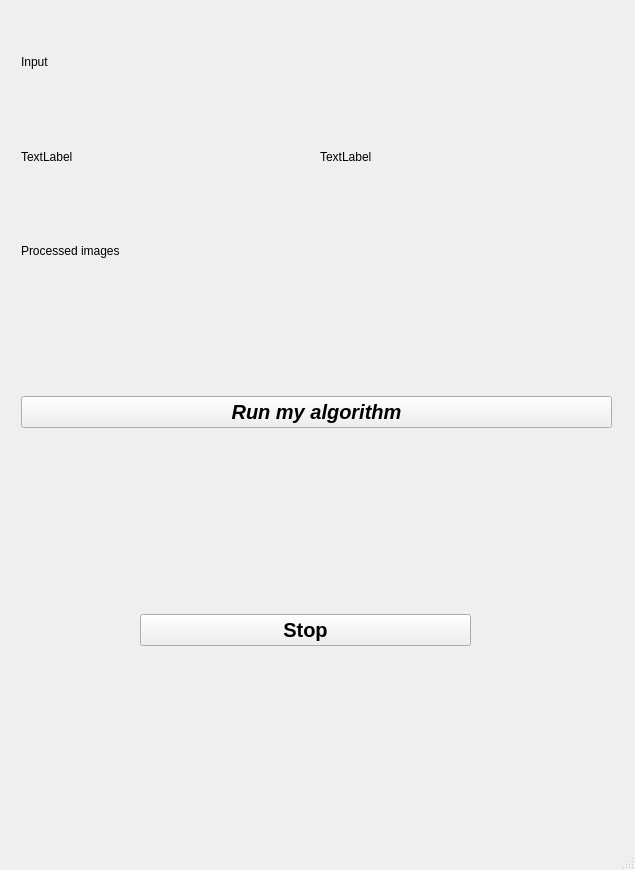
Before: the Qt Designer form src/follow_line/gui/3d_reconstructrionui.ui in JdeRobot/RoboticsAcademy, drawn with Qt 5.
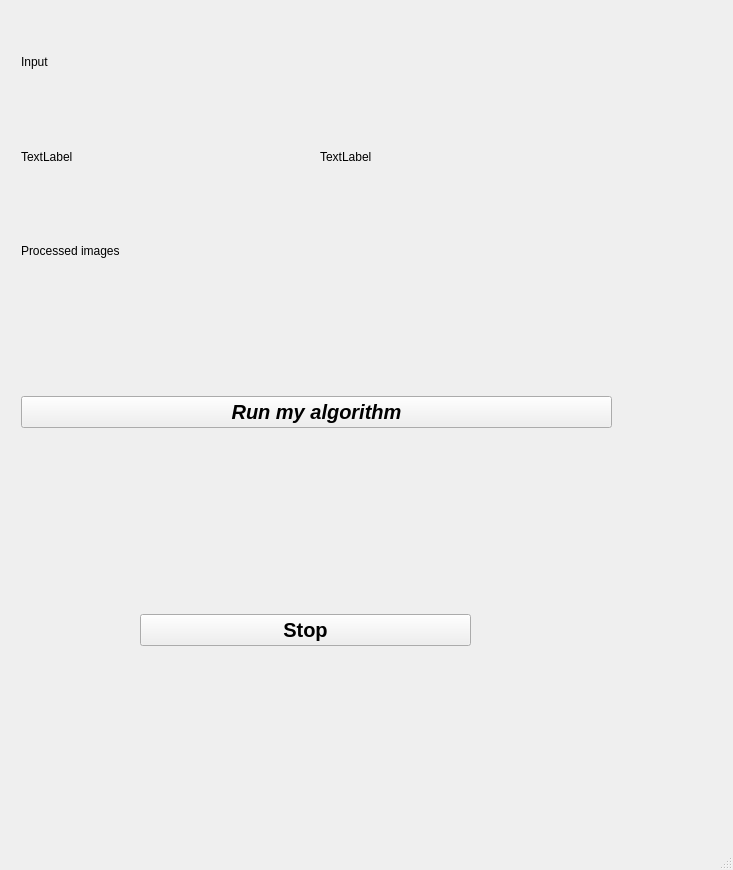
After: the same form once the commit is applied. Icons and pictures are not drawn.

The edit to the form file:
```diff
--- a/src/follow_line/gui/3d_reconstructrionui.ui
+++ b/src/follow_line/gui/3d_reconstructrionui.ui
@@ -6,7 +6,7 @@
    <rect>
     <x>0</x>
     <y>0</y>
-    <width>635</width>
+    <width>733</width>
     <height>870</height>
    </rect>
   </property>
@@ -14,7 +14,7 @@
    <string>MainWindow</string>
   </property>
   <widget class="QWidget" name="centralwidget">
-   <widget class="QWidget" name="">
+   <widget class="QWidget" name="layoutWidget">
     <property name="geometry">
      <rect>
       <x>21</x>
@@ -91,7 +91,7 @@
      </item>
     </layout>
    </widget>
-   <widget class="QWidget" name="">
+   <widget class="QWidget" name="layoutWidget">
     <property name="geometry">
      <rect>
       <x>140</x>
```
Left out of the diff: 2 changed lines with no effect on the pictures.
